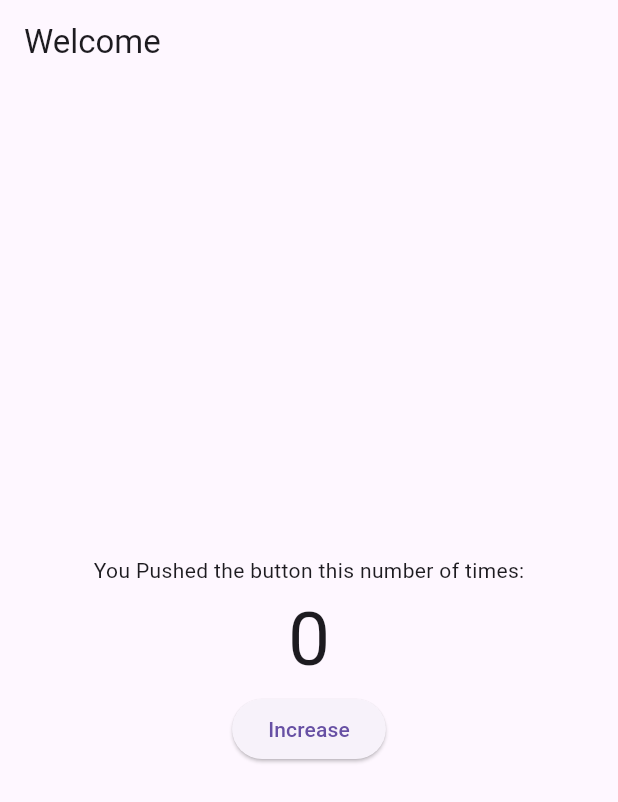
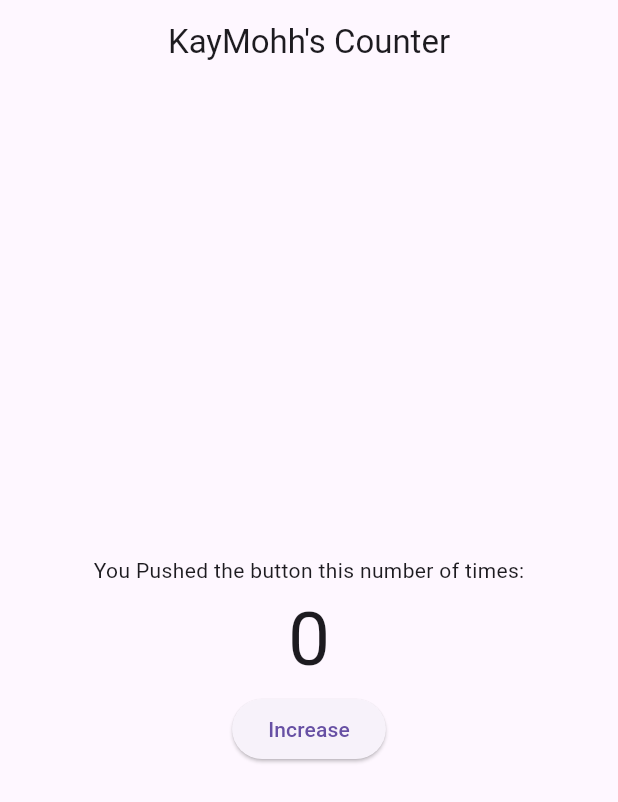
Before and after one commit to KayMohh/flutter, a Flutter app: the screen it shows after launch, on a phone screen of 412 x 824 dp. Shown: the top 802 px of the screen. Run offline on Flutter 3.47's test engine with Material 3 defaults, Android fonts, the phone set to English and light mode, and no system bars.

Commit message:
done with Basic counter functionality

```diff
--- a/simple_counter/lib/pages/counter_page.dart
+++ b/simple_counter/lib/pages/counter_page.dart
@@ -24,7 +24,8 @@ class _CounterPageState extends State<CounterPage> {
   Widget build(BuildContext context) {
     return Scaffold(
       appBar: AppBar(
-        title: Text("Welcome"),
+        title: Text("KayMohh's Counter"),
+        centerTitle: true,
       ),
       body: Center(
         child: Column(mainAxisAlignment: MainAxisAlignment.center, children: [
```
